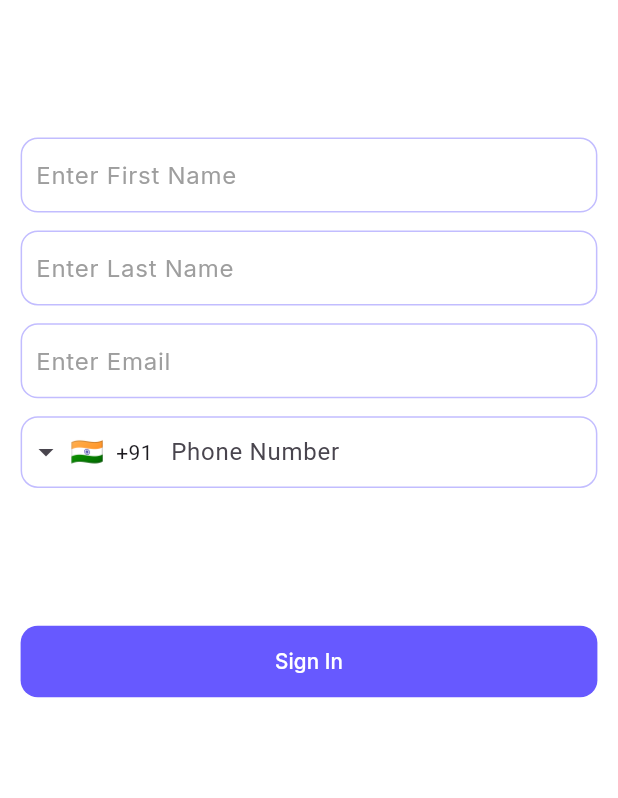
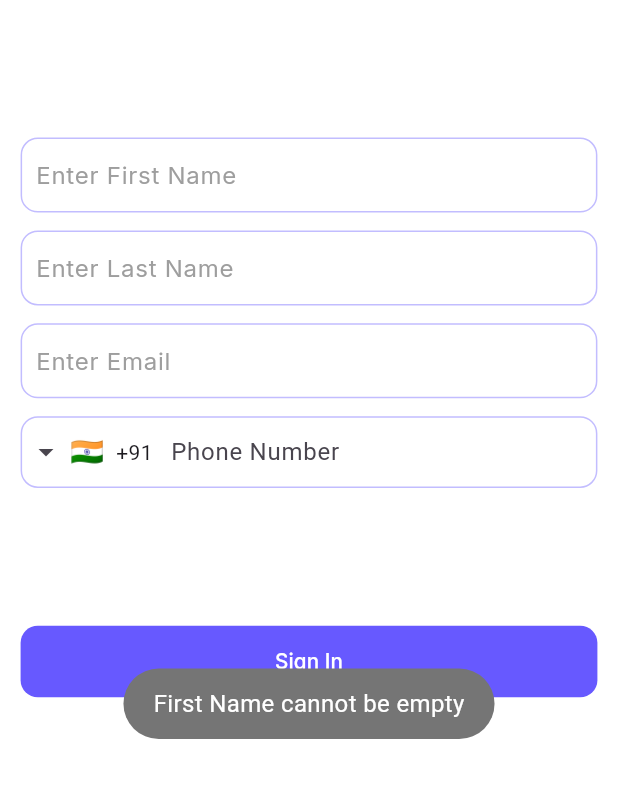
Before and after one commit to abdulmanafpfassal/irono, a Flutter app: the SignUpPage screen opened directly, after a tap on "Sign In", on a phone screen of 412 x 824 dp, the part 401-1199 px from its top. Run offline on Flutter 3.47's test engine with Material 3 defaults, Android fonts, the phone set to English and light mode, and no system bars; drawn by our look-alikes of intl_phone_field; our stand-ins replace carousel_slider, flutter_screenutil, flutter_svg, fluttertoast, google_fonts, otp_text_field; network calls fail.

Commit message:
minor changes

```diff
--- a/lib/Screens/Pre_Login/login_page.dart
+++ b/lib/Screens/Pre_Login/login_page.dart
@@ -115,7 +115,9 @@ class _LoginPageState extends State<LoginPage> {
                         //   state.doLogin(context);                        }
 
                         Navigator.of(context).push(
-                            MaterialPageRoute(builder: (context) => OtpPage()));
+                            MaterialPageRoute(builder: (context) => OtpPage(
+                              phoneNumber: _controller.text,
+                            )));
                       },
                       child: Text(
                         "Sign In",
--- a/lib/Screens/Pre_Login/sign_up.dart
+++ b/lib/Screens/Pre_Login/sign_up.dart
@@ -2,7 +2,11 @@ import 'package:flutter/material.dart';
 import 'package:flutter_screenutil/flutter_screenutil.dart';
 import 'package:google_fonts/google_fonts.dart';
 import 'package:intl_phone_field/intl_phone_field.dart';
+import 'package:irono/Provider/authentication_provider.dart';
+import 'package:irono/Screens/Pre_Login/otp_page.dart';
 import 'package:irono/Utils/colors.dart';
+import 'package:irono/Utils/custom.dart';
+import 'package:provider/provider.dart';
 
 class SignUpPage extends StatefulWidget {
   const SignUpPage({super.key});
@@ -13,7 +17,10 @@ class SignUpPage extends StatefulWidget {
 
 class _SignUpPageState extends State<SignUpPage> {
   FocusNode focusNode = FocusNode();
-
+  TextEditingController firstNameController = TextEditingController();
+  TextEditingController lastNameController = TextEditingController();
+  TextEditingController emailController = TextEditingController();
+  TextEditingController phoneNumberController = TextEditingController();
 
   @override
   Widget build(BuildContext context) {
@@ -38,76 +45,75 @@ class _SignUpPageState extends State<SignUpPage> {
               children: [
                 Container(
                   decoration: BoxDecoration(
-                    border: Border.all(color: ColorUtils().primary.withOpacity(0.4)),
+                    border: Border.all(
+                        color: ColorUtils().primary.withOpacity(0.4)),
                     borderRadius: BorderRadius.circular(10.r),
-
                   ),
-                  padding: EdgeInsets.symmetric(horizontal: 8.w
-                  ),
+                  padding: EdgeInsets.symmetric(horizontal: 8.w),
                   child: TextField(
+                    controller: firstNameController,
                     decoration: InputDecoration(
                         border: InputBorder.none,
                         hintText: "Enter First Name",
-                        hintStyle: GoogleFonts.inter(
-                            color: Colors.grey
-                        )
-                    ),
+                        hintStyle: GoogleFonts.inter(color: Colors.grey)),
                   ),
                 ),
-                SizedBox(height: 10.h,),
+                SizedBox(
+                  height: 10.h,
+                ),
                 Container(
                   decoration: BoxDecoration(
-                    border: Border.all(color: ColorUtils().primary.withOpacity(0.4)),
+                    border: Border.all(
+                        color: ColorUtils().primary.withOpacity(0.4)),
                     borderRadius: BorderRadius.circular(10.r),
-
                   ),
-                  padding: EdgeInsets.symmetric(horizontal: 8.w
-                  ),
+                  padding: EdgeInsets.symmetric(horizontal: 8.w),
                   child: TextField(
+                    controller: lastNameController,
                     decoration: InputDecoration(
                         border: InputBorder.none,
                         hintText: "Enter Last Name",
-                        hintStyle: GoogleFonts.inter(
-                            color: Colors.grey
-                        )
-                    ),
+                        hintStyle: GoogleFonts.inter(color: Colors.grey)),
                   ),
                 ),
-                SizedBox(height: 10.h,),
+                SizedBox(
+                  height: 10.h,
+                ),
                 Container(
                   decoration: BoxDecoration(
-                    border: Border.all(color: ColorUtils().primary.withOpacity(0.4)),
+                    border: Border.all(
+                        color: ColorUtils().primary.withOpacity(0.4)),
                     borderRadius: BorderRadius.circular(10.r),
-
                   ),
-                  padding: EdgeInsets.symmetric(horizontal: 8.w
-                  ),
+                  padding: EdgeInsets.symmetric(horizontal: 8.w),
                   child: TextField(
+                    controller: emailController,
                     decoration: InputDecoration(
-
                         border: InputBorder.none,
                         hintText: "Enter Email",
-                        hintStyle: GoogleFonts.inter(
-                            color: Colors.grey
-                        )
-                    ),
+                        hintStyle: GoogleFonts.inter(color: Colors.grey)),
                   ),
                 ),
-                SizedBox(height: 10.h,),
+                SizedBox(
+                  height: 10.h,
+                ),
                 Container(
                   height: 40.h,
                   decoration: BoxDecoration(
                       color: Colors.white,
-                      border: Border.all(color: ColorUtils().primary.withOpacity(0.4)),
+                      border: Border.all(
+                          color: ColorUtils().primary.withOpacity(0.4)),
                       borderRadius: BorderRadius.circular(10.r)),
                   width: MediaQuery.sizeOf(context).width,
                   child: IntlPhoneField(
                     // controller: _controller,
+                    controller: phoneNumberController,
                     initialCountryCode: 'IN',
                     disableLengthCheck: true,
                     focusNode: focusNode,
                     decoration: InputDecoration(
-                      hintStyle: GoogleFonts.poppins(fontSize: 11.sp,color: Colors.grey),
+                      hintStyle: GoogleFonts.poppins(
+                          fontSize: 11.sp, color: Colors.grey),
                       labelText: 'Phone Number',
                       border: OutlineInputBorder(
                           borderSide: BorderSide.none,
@@ -130,15 +136,37 @@ class _SignUpPageState extends State<SignUpPage> {
                     backgroundColor: ColorUtils().primary,
                     elevation: 0,
                     shape: RoundedRectangleBorder(
-                      borderRadius:
-                      BorderRadius.circular(10.r), // <-- Radius
+                      borderRadius: BorderRadius.circular(10.r), // <-- Radius
                     )),
-                onPressed: () {
+                onPressed: () async {
                   // if(_controller.text.isNotEmpty){
                   //   state.doLogin(context);                        }
 
                   // Navigator.of(context).push(
                   //     MaterialPageRoute(builder: (context) => OtpPage()));
+                  if (firstNameController.text.isEmpty) {
+                    showToast("First Name cannot be empty");
+                  } else if (lastNameController.text.isEmpty) {
+                    showToast("Last Name cannot be empty");
+                  } else if (emailController.text.isEmpty) {
+                    showToast("Email cannot be empty");
+                  } else if (phoneNumberController.text.isEmpty) {
+                    showToast("Phone Number cannot be empty");
+                  } else {
+                    LoadingOverlay.show(context);
+
+                    await context.read<AuthenticationProvider>().signUp(
+                        firstNameController.text,
+                        lastNameController.text,
+                        emailController.text,
+                        phoneNumberController.text,
+                        context);
+                    LoadingOverlay.hide();
+                    Navigator.of(context).push(MaterialPageRoute(
+                        builder: (context) => OtpPage(
+                              phoneNumber: phoneNumberController.text,
+                            )));
+                  }
                 },
                 child: Text(
                   "Sign In",
--- /dev/null
+++ b/lib/Utils/custom.dart
@@ -0,0 +1,42 @@
+import 'package:flutter/material.dart';
+import 'package:fluttertoast/fluttertoast.dart';
+
+void showToast(String message) {
+  Fluttertoast.showToast(
+    msg: message,
+    toastLength: Toast.LENGTH_SHORT,
+    gravity: ToastGravity.BOTTOM,
+    timeInSecForIosWeb: 1,
+    backgroundColor: Colors.grey[600],
+    textColor: Colors.white,
+    fontSize: 16.0,
+  );
+}
+
+
+
+class LoadingOverlay {
+  static OverlayEntry? _overlayEntry;
+
+  static void show(BuildContext context) {
+    _overlayEntry = OverlayEntry(
+      builder: (BuildContext context) => Stack(
+        children: [
+          ModalBarrier(
+            dismissible: false,
+            color: Colors.black.withOpacity(0.5),
+          ),
+          Center(
+            child: CircularProgressIndicator(),
+          ),
+        ],
+      ),
+    );
+    Overlay.of(context).insert(_overlayEntry!);
+  }
+
+  static void hide() {
+    _overlayEntry?.remove();
+    _overlayEntry = null;
+  }
+}
```
Also changed, not shown: lib/Provider/authentication_provider.dart (+14 -1 lines), lib/Repository/login_repo.dart (+59 -11 lines), lib/Screens/Pre_Login/otp_page.dart (+14 -3 lines), 2 other files.
